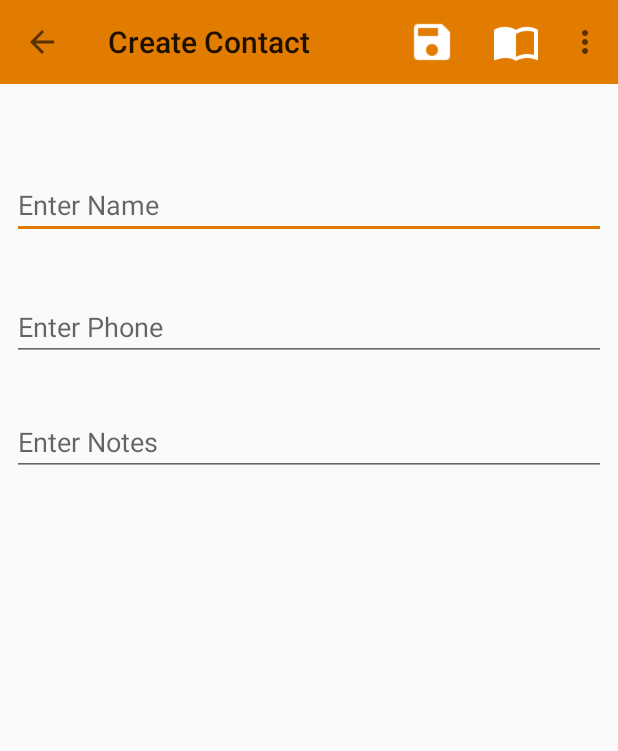
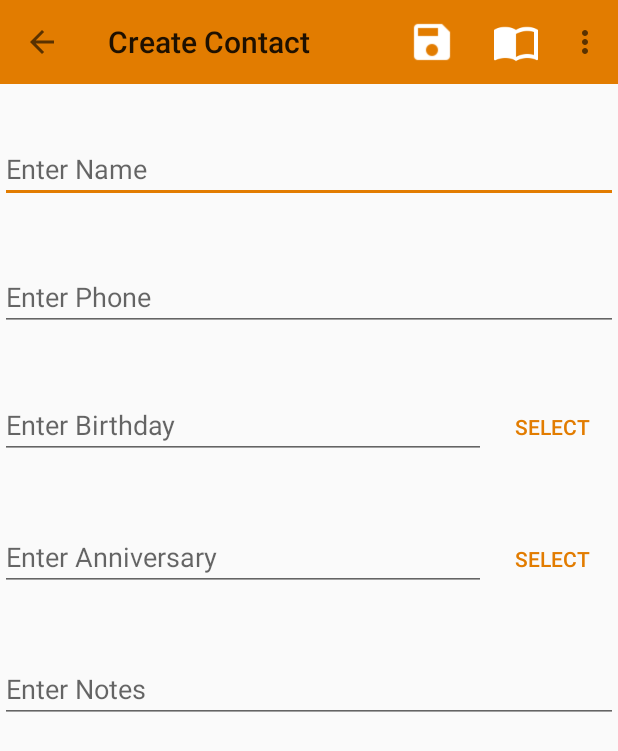
Before and after one commit to ravirammysore/BJPMYS, an Android app: the CreateContactActivity screen opened directly, with no data from a screen before it, on a phone screen of 412 x 824 dp. Shown: the top 751 px of the screen. Run offline under Robolectric (Android 15) with nearby library versions, the phone set to English and light mode, and no system bars; libraries missing offline, so code that uses them is left out: io.realm; 1 statement that could not run was skipped.

Commit message:
Edit Contact UI now has date fields and pickers, no logic coded yet.

```diff
--- a/app/src/main/res/layout/content_edit_contact.xml
+++ b/app/src/main/res/layout/content_edit_contact.xml
@@ -1,61 +1,75 @@
 <?xml version="1.0" encoding="utf-8"?>
-<android.support.constraint.ConstraintLayout xmlns:android="http://schemas.android.com/apk/res/android"
-    xmlns:app="http://schemas.android.com/apk/res-auto"
-    xmlns:tools="http://schemas.android.com/tools"
+<LinearLayout
+    android:layout_height="match_parent"
     android:layout_width="match_parent"
-    android:layout_height="match_parent"
-    app:layout_behavior="@string/appbar_scrolling_view_behavior"
-    tools:context="in.appfocus.messageit.CreateContactActivity"
-    tools:showIn="@layout/activity_edit_contact">
+    android:orientation="vertical"
+    xmlns:android="http://schemas.android.com/apk/res/android">
 
     <EditText
         android:id="@+id/etContactName"
-        android:layout_width="0dp"
+        android:layout_width="match_parent"
         android:layout_height="wrap_content"
-        android:ems="10"
+        android:layout_marginTop="90dp"
         android:hint="Enter Name"
-        android:inputType="textPersonName"
-        tools:layout_constraintTop_creator="1"
-        tools:layout_constraintRight_creator="1"
-        android:layout_marginStart="8dp"
-        android:layout_marginEnd="8dp"
-        app:layout_constraintRight_toRightOf="parent"
-        android:layout_marginTop="114dp"
-        tools:layout_constraintLeft_creator="1"
-        app:layout_constraintLeft_toLeftOf="parent"
-        app:layout_constraintTop_toTopOf="parent"
-        app:layout_constraintHorizontal_bias="1.0" />
+        android:inputType="textPersonName"/>
+    <EditText
+        android:id="@+id/etPhoneNo"
+        android:layout_width="match_parent"
+        android:layout_height="wrap_content"
+        android:layout_marginTop="@dimen/edit_text_spacing"
+        android:hint="Enter Phone"
+        android:inputType="phone"/>
 
+    <LinearLayout
+        android:orientation="horizontal"
+        android:layout_marginTop="@dimen/edit_text_spacing"
+        android:layout_width="match_parent"
+        android:layout_height="wrap_content">
+
+        <EditText
+            android:id="@+id/etDOB"
+            android:layout_width="wrap_content"
+            android:layout_height="wrap_content"
+            android:layout_weight="2"
+            android:hint="Enter Birthday"
+            android:inputType="date"/>
+
+        <Button
+            android:id="@+id/btnSelectBirthday"
+            style="@style/Widget.AppCompat.Button.Borderless.Colored"
+            android:layout_width="wrap_content"
+            android:layout_height="wrap_content"
+            android:onClick="btnSelectDOBClicked"
+            android:text="Select" />
+    </LinearLayout>
+    <LinearLayout
+        android:orientation="horizontal"
+        android:layout_marginTop="@dimen/edit_text_spacing"
+        android:layout_width="match_parent"
+        android:layout_height="wrap_content">
+
+        <EditText
+            android:id="@+id/etDOA"
+            android:layout_width="wrap_content"
+            android:layout_height="wrap_content"
+            android:layout_weight="2"
+            android:hint="Enter Anniversary"
+            android:inputType="date"/>
+
+        <Button
+            android:id="@+id/btnSelectAnniversary"
+            style="@style/Widget.AppCompat.Button.Borderless.Colored"
+            android:layout_width="wrap_content"
+            android:layout_height="wrap_content"
+            android:onClick="btnSelectAnniversaryClicked"
+            android:text="Select" />
+    </LinearLayout>
     <EditText
         android:id="@+id/etContactNotes"
-        android:layout_width="0dp"
+        android:layout_width="match_parent"
         android:layout_height="wrap_content"
-        android:layout_marginTop="31dp"
-        android:ems="10"
+        android:layout_marginTop="@dimen/edit_text_spacing"
         android:hint="Enter Notes"
-        android:inputType="text"
-        app:layout_constraintLeft_toLeftOf="@+id/etPhoneNo"
-        app:layout_constraintRight_toRightOf="@+id/etPhoneNo"
-        app:layout_constraintTop_toBottomOf="@+id/etPhoneNo"
-        tools:layout_constraintLeft_creator="1"
-        tools:layout_constraintRight_creator="1"
-        tools:layout_constraintTop_creator="1" />
+        android:inputType="text"/>
 
-    <EditText
-        android:id="@+id/etPhoneNo"
-        android:layout_width="0dp"
-        android:layout_height="wrap_content"
-        android:ems="10"
-        android:hint="Enter Phone"
-        android:inputType="phone"
-        tools:layout_constraintTop_creator="1"
-        tools:layout_constraintRight_creator="1"
-        android:layout_marginStart="8dp"
-        android:layout_marginEnd="8dp"
-        app:layout_constraintRight_toRightOf="parent"
-        android:layout_marginTop="36dp"
-        app:layout_constraintTop_toBottomOf="@+id/etContactName"
-        tools:layout_constraintLeft_creator="1"
-        app:layout_constraintLeft_toLeftOf="parent" />
-
-</android.support.constraint.ConstraintLayout>
+</LinearLayout>
--- a/app/src/main/res/values/dimens.xml
+++ b/app/src/main/res/values/dimens.xml
@@ -5,4 +5,6 @@
     <dimen name="nav_header_vertical_spacing">16dp</dimen>
     <dimen name="nav_header_height">160dp</dimen>
     <dimen name="fab_margin">16dp</dimen>
+
+    <dimen name="edit_text_spacing">40dp</dimen>
 </resources>
```
Also changed, not shown: app/src/main/AndroidManifest.xml (+31 -26 lines), app/src/main/java/in/appfocus/messageit/DateSelectActivity.java (added, +33 -0 lines), app/src/main/java/in/appfocus/messageit/EditContactActivity.java (+31 -2 lines), app/src/main/res/layout/activity_date_select.xml (added, +37 -0 lines).
